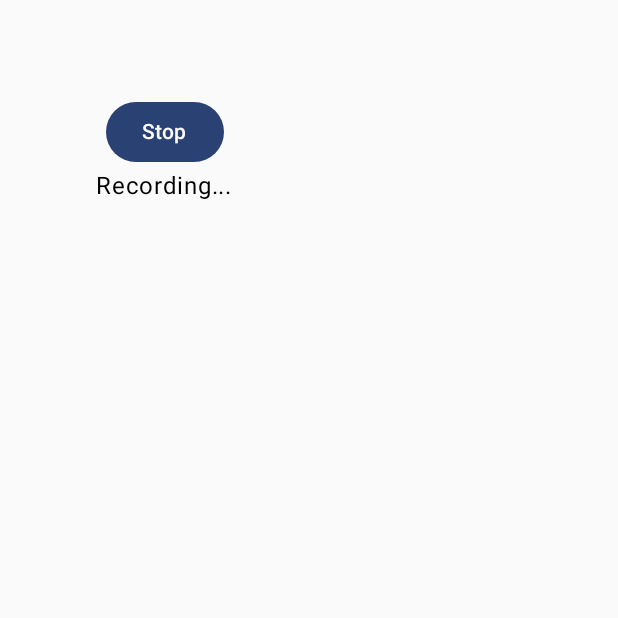
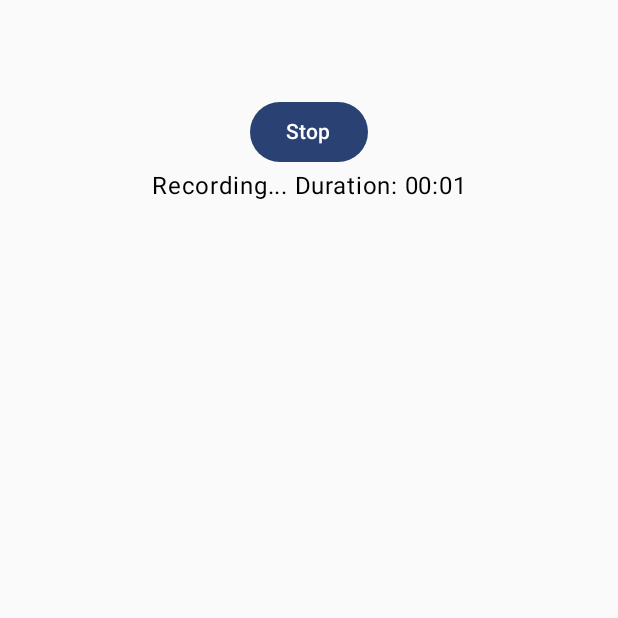
Before and after one commit to onecoffeeplz/ZamechalkaApp, an Android app built with Jetpack Compose: the screen it shows after launch (MainActivity), after a tap on "Start Recording", on a phone screen of 412 x 824 dp, the top half of it. Run offline under Robolectric (Android 15) with nearby library versions, the phone set to English and light mode, and no system bars; our stand-ins replace Room's generated code, Timber.

Commit message:
add recording duration progress @ UI

```diff
--- a/app/src/main/java/dev/onecoffeeplz/zamechalka/presentation/ui/CreateNoteScreen.kt
+++ b/app/src/main/java/dev/onecoffeeplz/zamechalka/presentation/ui/CreateNoteScreen.kt
@@ -3,6 +3,7 @@ package dev.onecoffeeplz.zamechalka.presentation.ui
 import androidx.compose.foundation.layout.Arrangement
 import androidx.compose.foundation.layout.Column
 import androidx.compose.foundation.layout.Spacer
+import androidx.compose.foundation.layout.fillMaxWidth
 import androidx.compose.foundation.layout.height
 import androidx.compose.foundation.layout.padding
 import androidx.compose.material3.Button
@@ -20,6 +21,8 @@ import com.google.accompanist.permissions.rememberPermissionState
 import dev.onecoffeeplz.zamechalka.presentation.event.CreateNoteEvent
 import dev.onecoffeeplz.zamechalka.presentation.viewmodel.CreateNoteViewModel
 import org.koin.androidx.compose.koinViewModel
+import java.text.SimpleDateFormat
+import java.util.Locale
 
 @OptIn(ExperimentalPermissionsApi::class)
 @Composable
@@ -31,13 +34,19 @@ fun CreateNoteScreen(viewModel: CreateNoteViewModel = koinViewModel()) {
     Column(
         horizontalAlignment = Alignment.CenterHorizontally,
         verticalArrangement = Arrangement.Center,
-        modifier = Modifier.padding(64.dp)
+        modifier = Modifier.fillMaxWidth().padding(64.dp)
     ) {
         if (state.isRecording) {
             Button(onClick = { viewModel.onEvent(CreateNoteEvent.StopRecording) }) {
                 Text("Stop")
             }
-            Text("Recording...")
+            Text(
+                "Recording... Duration: ${
+                    SimpleDateFormat("mm:ss", Locale.getDefault()).format(
+                        state.recordingDuration
+                    )
+                }"
+            )
         } else {
             if (audioPermissionState.status.isGranted) {
                 Button(onClick = { viewModel.onEvent(CreateNoteEvent.StartRecording) }) {
@@ -45,7 +54,7 @@ fun CreateNoteScreen(viewModel: CreateNoteViewModel = koinViewModel()) {
                 }
             } else {
                 Column(horizontalAlignment = Alignment.CenterHorizontally) {
-                    Text("Audio recording permission is required")
+                    Text("Audio recording permission is required!", color = Color.Red)
                     Spacer(modifier = Modifier.height(8.dp))
                     Button(onClick = { audioPermissionState.launchPermissionRequest() }) {
                         Text("Grant Permission")
--- a/app/src/main/java/dev/onecoffeeplz/zamechalka/presentation/viewmodel/CreateNoteViewModel.kt
+++ b/app/src/main/java/dev/onecoffeeplz/zamechalka/presentation/viewmodel/CreateNoteViewModel.kt
@@ -6,6 +6,8 @@ import dev.onecoffeeplz.zamechalka.domain.usecase.StartRecordingUseCase
 import dev.onecoffeeplz.zamechalka.domain.usecase.StopRecordingUseCase
 import dev.onecoffeeplz.zamechalka.presentation.event.CreateNoteEvent
 import dev.onecoffeeplz.zamechalka.presentation.state.CreateNoteState
+import kotlinx.coroutines.Job
+import kotlinx.coroutines.delay
 import kotlinx.coroutines.flow.MutableStateFlow
 import kotlinx.coroutines.flow.StateFlow
 import kotlinx.coroutines.flow.asStateFlow
@@ -19,6 +21,9 @@ class CreateNoteViewModel(
     private val _state = MutableStateFlow(CreateNoteState())
     val state: StateFlow<CreateNoteState> = _state.asStateFlow()
 
+    private var recordingStartTime: Long = 0L
+    private var timerJob: Job? = null
+
     fun onEvent(event: CreateNoteEvent) {
         when (event) {
             is CreateNoteEvent.StartRecording -> startRecording()
@@ -30,6 +35,8 @@ class CreateNoteViewModel(
 
     private fun startRecording() = viewModelScope.launch {
         val result = startRecordingUseCase()
+        recordingStartTime = System.currentTimeMillis()
+        updateRecordingTimeProgress()
         _state.update {
             if (result.isSuccess) {
                 it.copy(isRecording = true, recordingFilePath=null, error = null)
@@ -41,6 +48,7 @@ class CreateNoteViewModel(
 
     private fun stopRecording() = viewModelScope.launch {
         val result = stopRecordingUseCase()
+        stopRecordingTimeProgress()
         _state.update {
             if (result.isSuccess) it.copy(
                 isRecording = false,
@@ -59,4 +67,23 @@ class CreateNoteViewModel(
 
     private fun saveNote() {}
 
+    private fun updateRecordingTimeProgress() {
+        timerJob?.cancel()
+        timerJob = viewModelScope.launch {
+            while (true) {
+                delay(DURATION_UPDATE_TIME)
+                val recordingDuration = System.currentTimeMillis() - recordingStartTime
+                _state.update { it.copy(recordingDuration = recordingDuration) }
+            }
+        }
+    }
+
+    private fun stopRecordingTimeProgress() {
+        timerJob?.cancel()
+        timerJob = null
+    }
+
+    companion object {
+        private const val DURATION_UPDATE_TIME = 1000L
+    }
 }
```
